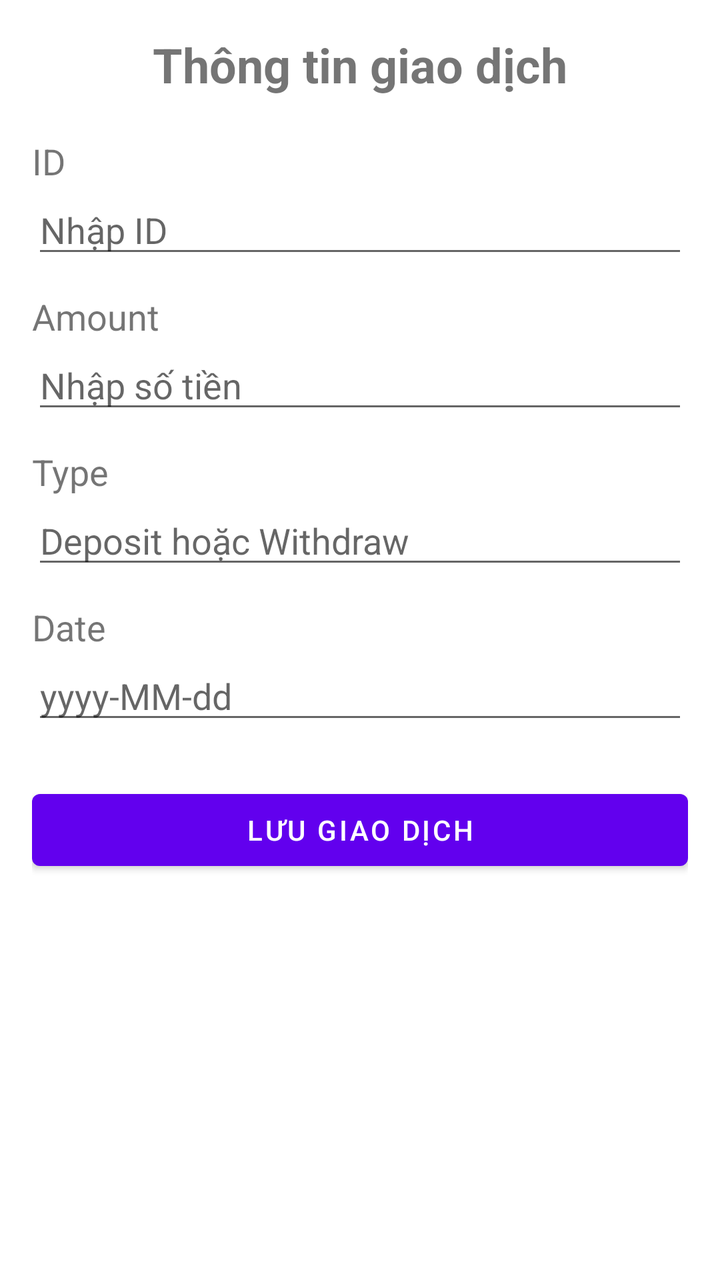
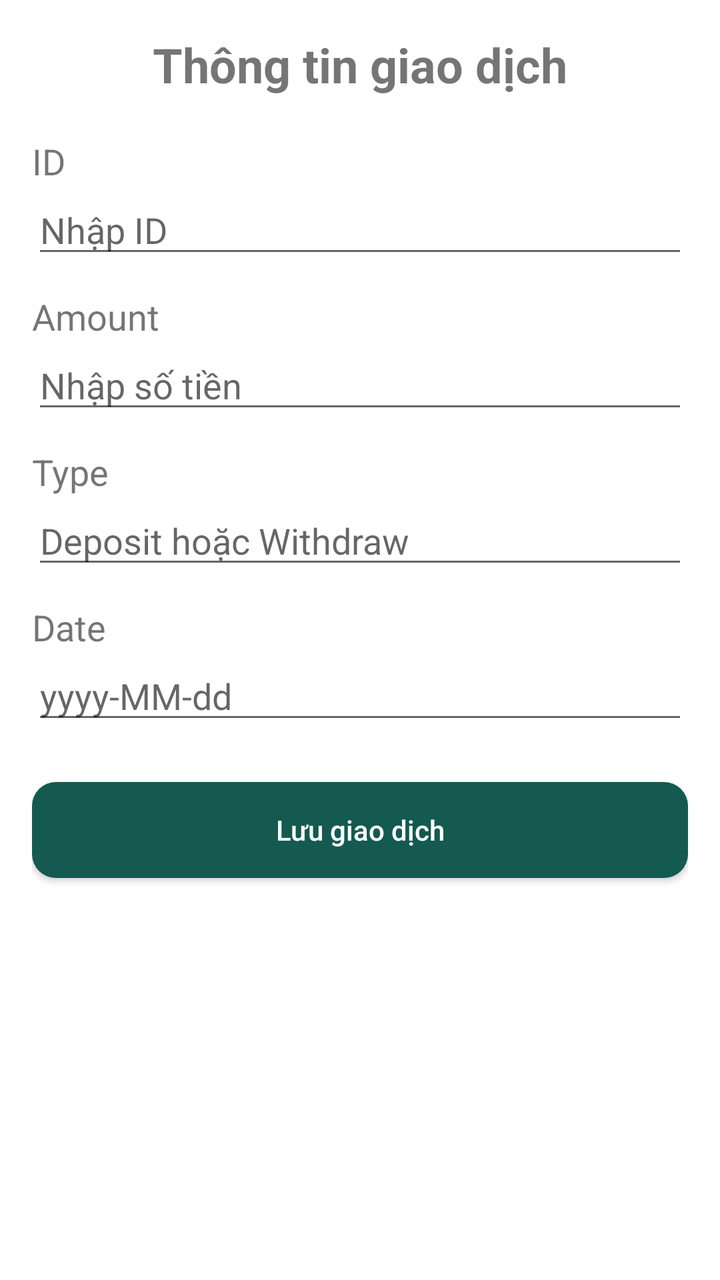

Two renders of the same Android screen: before a commit and after it. Below are the layout's source before the change and the commit's diff.
<!-- AndroidManifest.xml: application theme Theme.LearnXML -->
<!-- res/layout/add_transaction.xml -->
<?xml version="1.0" encoding="utf-8"?>
<LinearLayout
    xmlns:android="http://schemas.android.com/apk/res/android"
    android:layout_width="match_parent"
    android:layout_height="match_parent"
    android:orientation="vertical"
    android:padding="16dp">

    <TextView
        android:layout_width="match_parent"
        android:layout_height="wrap_content"
        android:text="Thông tin giao dịch"
        android:textSize="24sp"
        android:textStyle="bold"
        android:gravity="center"
        android:layout_marginBottom="20dp" />

    <TextView
        android:layout_width="match_parent"
        android:layout_height="wrap_content"
        android:text="ID"
        android:textSize="18sp" />

    <EditText
        android:id="@+id/edtId"
        android:layout_width="match_parent"
        android:layout_height="wrap_content"
        android:hint="Nhập ID"
        android:inputType="number" />

    
    <TextView
        android:layout_width="match_parent"
        android:layout_height="wrap_content"
        android:text="Amount"
        android:textSize="18sp"
        android:layout_marginTop="12dp" />

    <EditText
        android:id="@+id/edtAmount"
        android:layout_width="match_parent"
        android:layout_height="wrap_content"
        android:hint="Nhập số tiền"
        android:inputType="numberDecimal" />

     <TextView
        android:layout_width="match_parent"
        android:layout_height="wrap_content"
        android:text="Type"
        android:textSize="18sp"
        android:layout_marginTop="12dp" />

    <EditText
        android:id="@+id/edtType"
        android:layout_width="match_parent"
        android:layout_height="wrap_content"
        android:hint="Deposit hoặc Withdraw"
        android:inputType="text" />

    <TextView
        android:layout_width="match_parent"
        android:layout_height="wrap_content"
        android:text="Date"
        android:textSize="18sp"
        android:layout_marginTop="12dp" />

    <EditText
        android:id="@+id/edtDate"
        android:layout_width="match_parent"
        android:layout_height="wrap_content"
        android:hint="yyyy-MM-dd"
        android:inputType="date" />

    <Button
        android:id="@+id/btnSave"
        android:layout_width="match_parent"
        android:layout_height="wrap_content"
        android:text="Lưu giao dịch"
        android:layout_marginTop="24dp" />

</LinearLayout>
<!-- resources referenced by this layout -->
<resources>
  <style name="Theme.LearnXML" parent="Theme.MaterialComponents.DayNight.DarkActionBar">
          
          <item name="colorPrimary">@color/purple_500</item>
          <item name="colorPrimaryVariant">@color/purple_700</item>
          <item name="colorOnPrimary">@color/white</item>
          
          <item name="colorSecondary">@color/teal_200</item>
          <item name="colorSecondaryVariant">@color/teal_700</item>
          <item name="colorOnSecondary">@color/black</item>
          
          <item name="android:statusBarColor">?attr/colorPrimaryVariant</item>
          
      </style>
  <color name="purple_500">#FF6200EE</color>
  <color name="purple_700">#FF3700B3</color>
  <color name="white">#FFFFFFFF</color>
  <color name="teal_200">#FF03DAC5</color>
  <color name="teal_700">#FF018786</color>
  <color name="black">#FF000000</color>
</resources>

<!-- the commit's change to res/layout/add_transaction.xml (unified diff, before → after) -->
@@ -1,6 +1,7 @@
 <?xml version="1.0" encoding="utf-8"?>
 <LinearLayout
     xmlns:android="http://schemas.android.com/apk/res/android"
+    xmlns:app="http://schemas.android.com/apk/res-auto"
     android:layout_width="match_parent"
     android:layout_height="match_parent"
     android:orientation="vertical"
@@ -71,10 +72,15 @@
         android:hint="yyyy-MM-dd"
         android:inputType="date" />
 
-    <Button
+    <androidx.appcompat.widget.AppCompatButton
         android:id="@+id/btnSave"
         android:layout_width="match_parent"
         android:layout_height="wrap_content"
+        android:minHeight="48dp"
+        android:background="@drawable/bg_save_transaction"
+        android:textColor="@android:color/white"
+        android:textAllCaps="false"
+        app:backgroundTint="@null"
         android:text="Lưu giao dịch"
         android:layout_marginTop="24dp" />
 
<!-- resource entries referenced after the edit -->
@@ -1,5 +1,16 @@
 <!-- resources referenced by this layout -->
 <resources>
+  <!-- drawable bg_save_transaction (drawable) -->
+  <?xml version="1.0" encoding="utf-8"?>
+  <ripple xmlns:android="http://schemas.android.com/apk/res/android"
+      android:color="#33FFFFFF">
+      <item>
+          <shape android:shape="rectangle">
+              <solid android:color="#145A50" />
+              <corners android:radius="12dp" />
+          </shape>
+      </item>
+  </ripple>
   <style name="Theme.LearnXML" parent="Theme.MaterialComponents.DayNight.DarkActionBar">
           
           <item name="colorPrimary">@color/purple_500</item>
